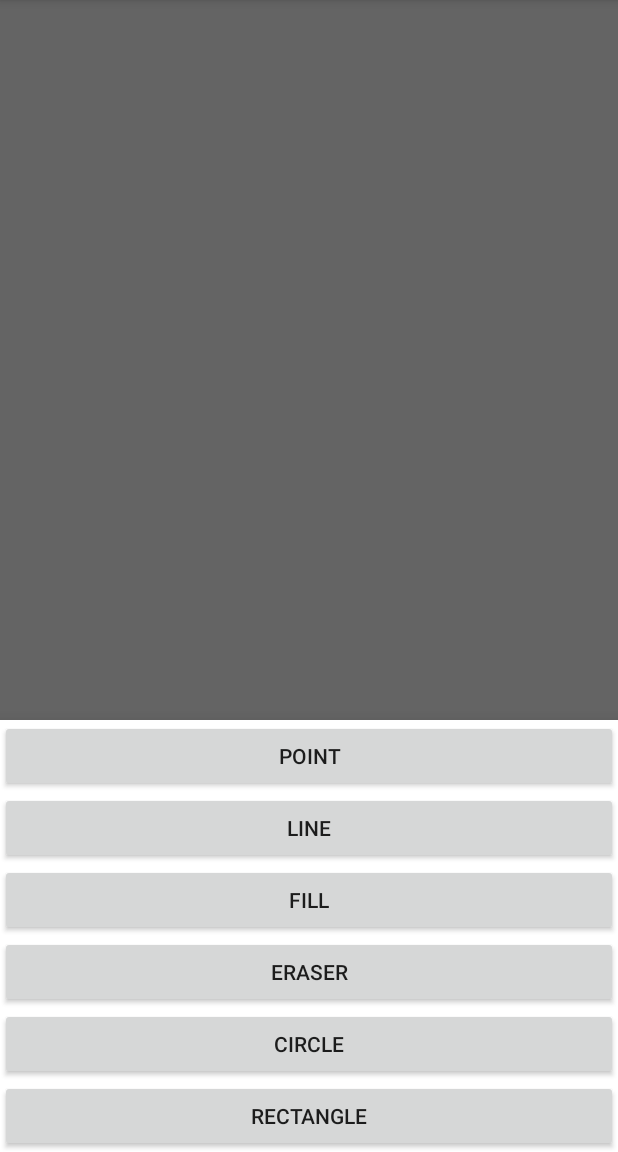
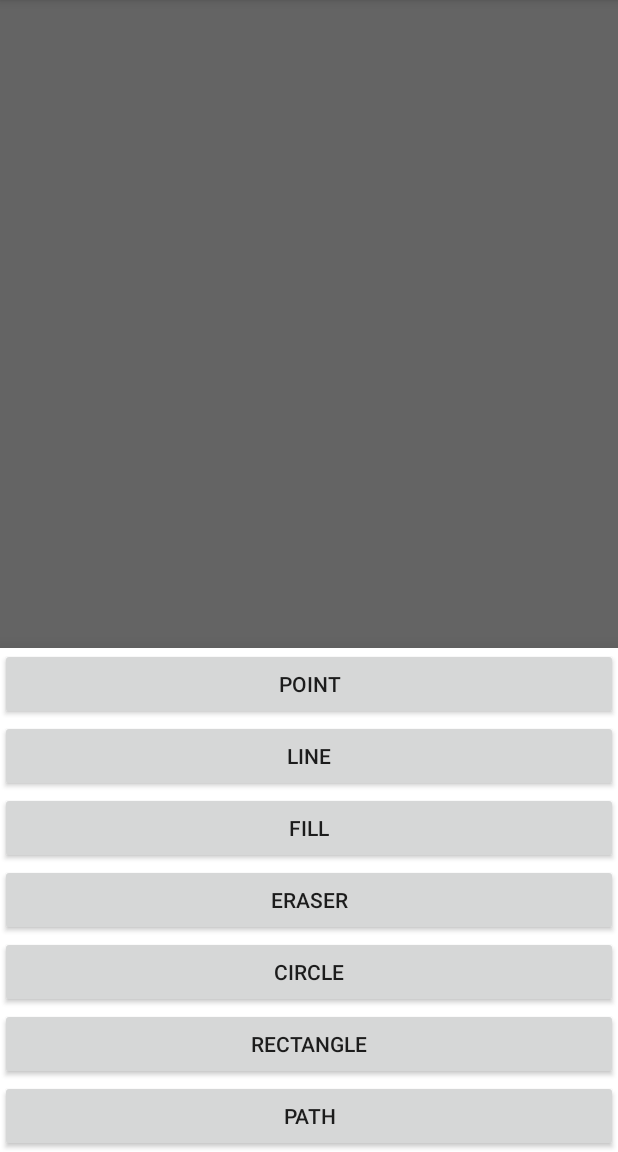
Before and after one commit to sw19-tug/morning03, an Android app: the screen it shows after launch (MainActivity), after a tap on "Choose Drawing Tool", on a phone screen of 412 x 824 dp, the part 84-1236 px from its top. Run offline under Robolectric (Android 15) with nearby library versions, the phone set to English and light mode, and no system bars.

Commit message:
PAINT-001 add variable to save chosen tool [MM, RT]

```diff
--- /dev/null
+++ b/app/src/main/java/sw19/moring03/paint/utils/Tool.java
@@ -0,0 +1,5 @@
+package sw19.moring03.paint.utils;
+
+public enum Tool {
+    DRAW_POINT, DRAW_LINE, FILL, ERASER, DRAW_CIRCLE, DRAW_RECTANGLE, DRAW_PATH;
+}
--- a/app/src/main/res/layout/tool_chooser_menu.xml
+++ b/app/src/main/res/layout/tool_chooser_menu.xml
@@ -11,6 +11,7 @@
         android:layout_width="match_parent"
         android:layout_height="wrap_content"
         android:layout_weight="1"
+        android:onClick="chooseNewTool"
         />
 
     <Button
@@ -19,6 +20,7 @@
         android:layout_width="match_parent"
         android:layout_height="wrap_content"
         android:layout_weight="1"
+        android:onClick="chooseNewTool"
         />
 
     <Button
@@ -27,6 +29,7 @@
         android:layout_width="match_parent"
         android:layout_height="wrap_content"
         android:layout_weight="1"
+        android:onClick="chooseNewTool"
         />
 
     <Button
@@ -35,6 +38,7 @@
         android:layout_width="match_parent"
         android:layout_height="wrap_content"
         android:layout_weight="1"
+        android:onClick="chooseNewTool"
         />
 
     <Button
@@ -43,6 +47,7 @@
         android:layout_width="match_parent"
         android:layout_height="wrap_content"
         android:layout_weight="1"
+        android:onClick="chooseNewTool"
         />
 
     <Button
@@ -51,6 +56,16 @@
         android:layout_width="match_parent"
         android:layout_height="wrap_content"
         android:layout_weight="1"
+        android:onClick="chooseNewTool"
+        />
+
+    <Button
+        android:id="@+id/drawPathButton"
+        android:text="@string/path"
+        android:layout_width="match_parent"
+        android:layout_height="wrap_content"
+        android:layout_weight="1"
+        android:onClick="chooseNewTool"
         />
 
 </LinearLayout>
--- a/app/src/main/res/values/strings.xml
+++ b/app/src/main/res/values/strings.xml
@@ -7,4 +7,5 @@
     <string name="eraserButton">Eraser</string>
     <string name="drawCircleButton">Circle</string>
     <string name="drawRectangleButton">Rectangle</string>
+    <string name="path">Path</string>
 </resources>
```
Also changed, not shown: app/src/main/java/sw19/moring03/paint/MainActivity.java (+40 -0 lines), 1 other file.
